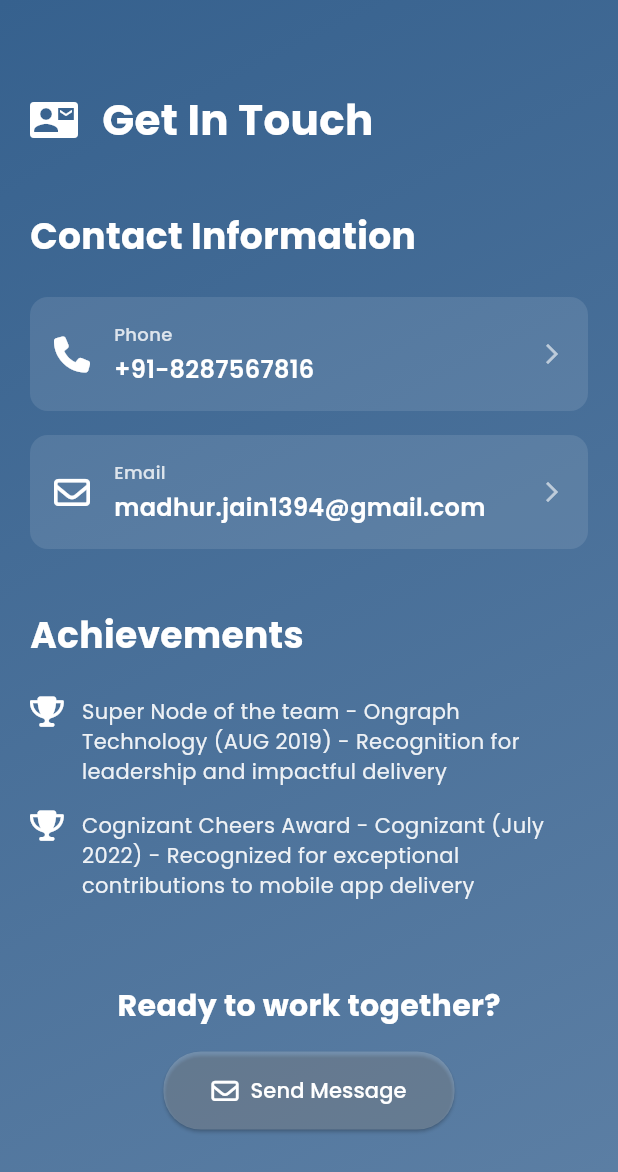
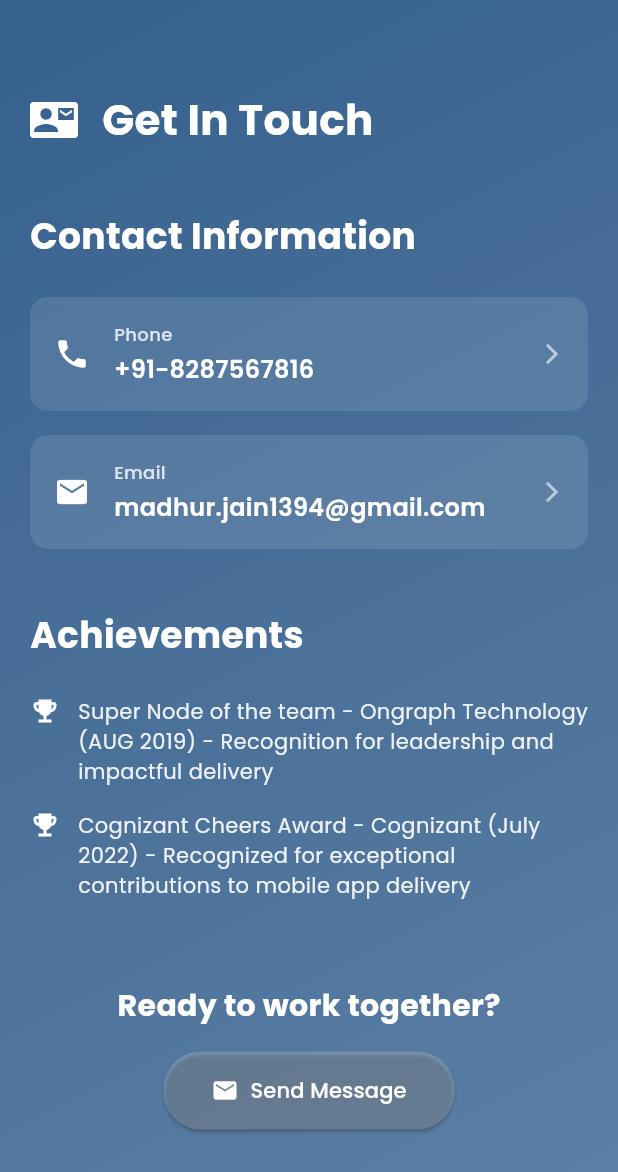
Before and after one commit to madhurDroiddev/madhur-jain-portfolio, a Flutter app: the ContactSection widget shown alone on an empty page, opened directly, on a phone screen of 412 x 824 dp. Shown: the top 1172 px of the screen. Run offline on Flutter 3.47's test engine with Material 3 defaults, Android fonts, the phone set to English and light mode, and no system bars; our stand-ins replace shared_preferences; accounts and stored records are empty.

Commit message:
Fix: Remove font_awesome_flutter completely and use Material Icons instead

```diff
--- a/lib/widgets/contact_section.dart
+++ b/lib/widgets/contact_section.dart
@@ -1,6 +1,5 @@
 import 'package:flutter/material.dart';
 import 'package:url_launcher/url_launcher.dart';
-import 'package:font_awesome_flutter/font_awesome_flutter.dart';
 import '../models/portfolio_data.dart';
 
 class ContactSection extends StatelessWidget {
@@ -74,7 +73,7 @@ class ContactSection extends StatelessWidget {
                       const SizedBox(height: 24),
                       _buildContactItem(
                         context,
-                        FontAwesomeIcons.phone,
+                        Icons.phone,
                         'Phone',
                         PortfolioData.phone,
                         'tel:${PortfolioData.phone}',
@@ -82,7 +81,7 @@ class ContactSection extends StatelessWidget {
                       const SizedBox(height: 16),
                       _buildContactItem(
                         context,
-                        FontAwesomeIcons.envelope,
+                        Icons.email,
                         'Email',
                         PortfolioData.email,
                         'mailto:${PortfolioData.email}',
@@ -111,8 +110,8 @@ class ContactSection extends StatelessWidget {
                         child: Row(
                           crossAxisAlignment: CrossAxisAlignment.start,
                           children: [
-                            FaIcon(
-                              FontAwesomeIcons.trophy,
+                            Icon(
+                              Icons.emoji_events,
                               color: Colors.white,
                               size: 20,
                             ),
@@ -151,7 +150,7 @@ class ContactSection extends StatelessWidget {
                 const SizedBox(height: 24),
                 _buildContactItem(
                   context,
-                  FontAwesomeIcons.phone,
+                  Icons.phone,
                   'Phone',
                   PortfolioData.phone,
                   'tel:${PortfolioData.phone}',
@@ -159,7 +158,7 @@ class ContactSection extends StatelessWidget {
                 const SizedBox(height: 16),
                 _buildContactItem(
                   context,
-                  FontAwesomeIcons.envelope,
+                  Icons.email,
                   'Email',
                   PortfolioData.email,
                   'mailto:${PortfolioData.email}',
@@ -180,8 +179,8 @@ class ContactSection extends StatelessWidget {
                   child: Row(
                     crossAxisAlignment: CrossAxisAlignment.start,
                     children: [
-                      FaIcon(
-                        FontAwesomeIcons.trophy,
+                      Icon(
+                        Icons.emoji_events,
                         color: Colors.white,
                         size: 20,
                       ),
@@ -223,7 +222,7 @@ class ContactSection extends StatelessWidget {
                       await launchUrl(uri);
                     }
                   },
-                  icon: const FaIcon(FontAwesomeIcons.envelope, color: Colors.white),
+                  icon: const Icon(Icons.email, color: Colors.white),
                   label: const Text(
                     'Send Message',
                     style: TextStyle(color: Colors.white),
@@ -267,7 +266,7 @@ class ContactSection extends StatelessWidget {
         ),
         child: Row(
           children: [
-            FaIcon(
+            Icon(
               icon,
               color: Colors.white,
               size: 24,
--- a/lib/widgets/experience_section.dart
+++ b/lib/widgets/experience_section.dart
@@ -1,5 +1,4 @@
 import 'package:flutter/material.dart';
-import 'package:font_awesome_flutter/font_awesome_flutter.dart';
 import '../models/portfolio_data.dart';
 
 class ExperienceSection extends StatelessWidget {
@@ -184,8 +183,8 @@ class ExperienceSection extends StatelessWidget {
               child: Row(
                 crossAxisAlignment: CrossAxisAlignment.start,
                 children: [
-                                               FaIcon(
-                               FontAwesomeIcons.checkCircle,
+                                               Icon(
+                               Icons.check_circle,
                                color: Theme.of(context).colorScheme.primary,
                                size: 16,
                              ),
--- a/pubspec.yaml
+++ b/pubspec.yaml
@@ -15,7 +15,7 @@ dependencies:
     sdk: flutter
 
   # UI & Icons
-  font_awesome_flutter: ^10.4.0
+  # font_awesome_flutter: ^10.4.0  # Removed due to compatibility issues
   flutter_svg: ^2.0.9
 
   # Navigation
```
Also changed, not shown: lib/widgets/about_section.dart (+4 -5 lines), lib/widgets/footer_widget.dart (+4 -5 lines), lib/widgets/header_widget.dart (+5 -6 lines).
